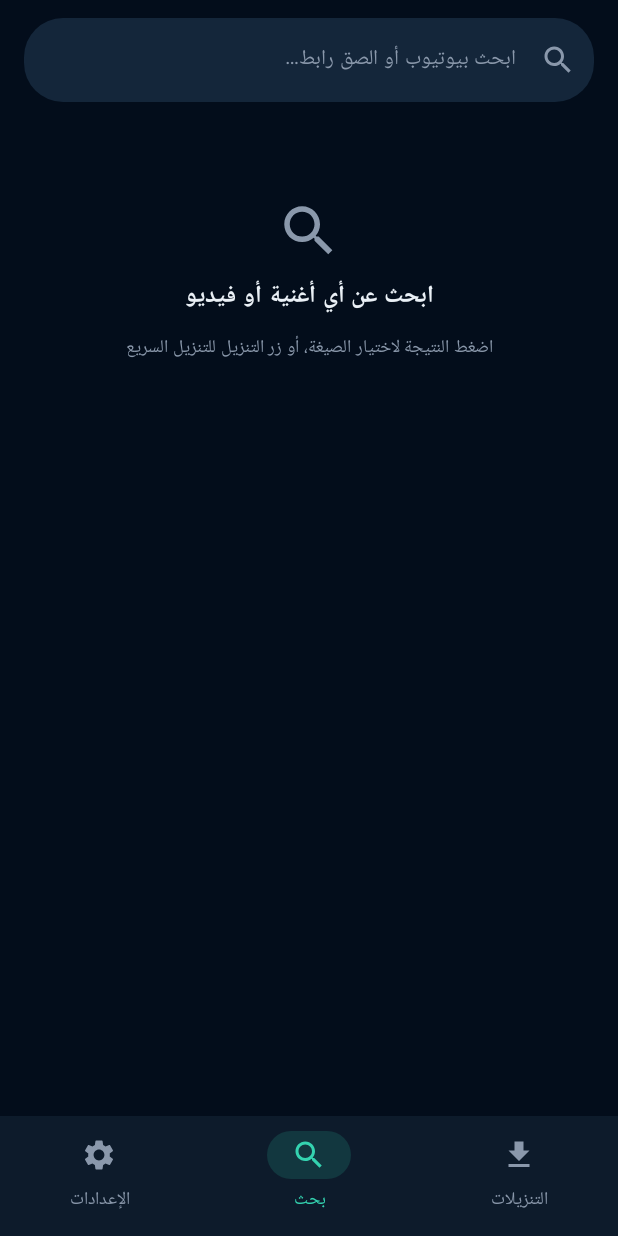
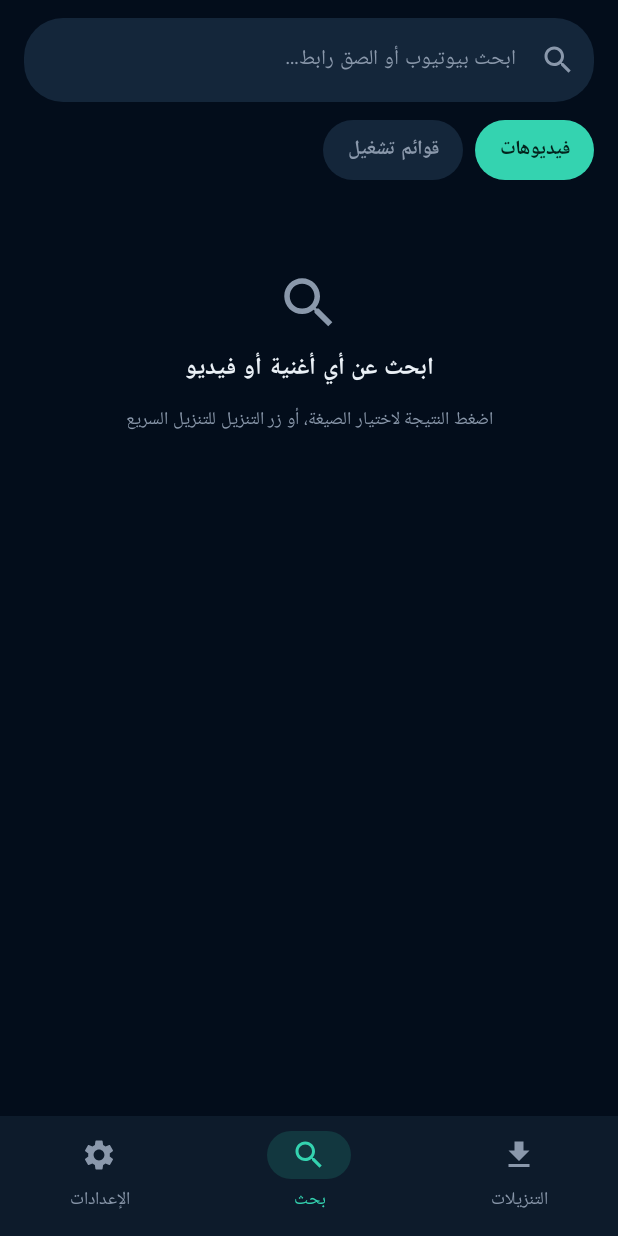
Before and after one commit to amre-dev/Song-dowloder, an Android app built with Jetpack Compose: the screen it shows after launch (MainActivity), item 2 of the bottom bar chosen, on a phone screen of 412 x 824 dp. Run offline under Robolectric (Android 15) with nearby library versions, the phone set to English and light mode, and no system bars; pictures from the network do not load.

Commit message:
Unpack project zip

```diff
--- a/app/build.gradle.kts
+++ b/app/build.gradle.kts
@@ -14,8 +14,8 @@ android {
         applicationId = "com.spiderstudio.songs"
         minSdk = 29
         targetSdk = 34
-        versionCode = 9
-        versionName = "0.7"
+        versionCode = 10
+        versionName = "0.8"
 
         // كود MP3 الأصلي (LAME): نكتفي بمعمارية الموبايلات الحديثة
         ndk { abiFilters += listOf("arm64-v8a", "armeabi-v7a") }
--- a/app/src/main/java/com/spiderstudio/songs/Search.kt
+++ b/app/src/main/java/com/spiderstudio/songs/Search.kt
@@ -24,6 +24,7 @@ import androidx.compose.foundation.text.KeyboardActions
 import androidx.compose.foundation.text.KeyboardOptions
 import androidx.compose.material.icons.Icons
 import androidx.compose.material.icons.filled.Close
+import androidx.compose.material.icons.filled.List
 import androidx.compose.material.icons.filled.Search
 import androidx.compose.material3.CircularProgressIndicator
 import androidx.compose.material3.Icon
@@ -65,6 +66,7 @@ object SearchState {
     var loading by mutableStateOf(false)
     var error by mutableStateOf<String?>(null)
     var searched by mutableStateOf(false)
+    var filter by mutableStateOf("videos")        // videos | playlists
     var hasMore by mutableStateOf(false)
     var history by mutableStateOf<List<String>>(emptyList())
     val results = mutableStateListOf<Engine.SearchHit>()
@@ -97,7 +99,7 @@ object Thumbs {
     }
 }
 
-private fun fmtDur(sec: Long): String =
+internal fun fmtDur(sec: Long): String =
     if (sec < 0) "LIVE"
     else if (sec >= 3600) String.format(java.util.Locale.getDefault(), "%d:%02d:%02d", sec / 3600, (sec % 3600) / 60, sec % 60)
     else String.format(java.util.Locale.getDefault(), "%d:%02d", sec / 60, sec % 60)
@@ -107,7 +109,7 @@ fun SearchScreen(
     onSearch: (String) -> Unit,
     onMore: () -> Unit,
     onOpen: (Engine.SearchHit) -> Unit,
-    onQuick: (Engine.SearchHit) -> Unit,
+    onFilter: (String) -> Unit,
     onClearHistory: () -> Unit,
 ) {
     val focus = LocalFocusManager.current
@@ -142,6 +144,14 @@ fun SearchScreen(
             ),
         )
 
+        Row(
+            Modifier.fillMaxWidth().padding(horizontal = 16.dp).padding(bottom = 8.dp),
+            horizontalArrangement = Arrangement.spacedBy(8.dp),
+        ) {
+            FilterPill("فيديوهات", SearchState.filter == "videos") { onFilter("videos") }
+            FilterPill("قوائم تشغيل", SearchState.filter == "playlists") { onFilter("playlists") }
+        }
+
         LazyColumn(
             modifier = Modifier.fillMaxSize(),
             contentPadding = PaddingValues(horizontal = 16.dp, vertical = 4.dp),
@@ -149,7 +159,7 @@ fun SearchScreen(
         ) {
             when {
                 SearchState.results.isNotEmpty() -> {
-                    items(SearchState.results, key = { it.url }) { hit -> ResultRow(hit, onOpen, onQuick) }
+                    items(SearchState.results, key = { it.url }) { hit -> ResultRow(hit, onOpen) }
                     if (SearchState.hasMore) {
                         item(key = "more") {
                             Box(Modifier.fillMaxWidth().padding(16.dp), contentAlignment = Alignment.Center) {
@@ -206,11 +216,23 @@ fun SearchScreen(
 }
 
 @Composable
-private fun ResultRow(hit: Engine.SearchHit, onOpen: (Engine.SearchHit) -> Unit, onQuick: (Engine.SearchHit) -> Unit) {
+private fun FilterPill(label: String, selected: Boolean, onClick: () -> Unit) {
+    Box(
+        Modifier.clip(RoundedCornerShape(20.dp))
+            .background(if (selected) C.Teal else C.Card2)
+            .clickable(onClick = onClick)
+            .padding(horizontal = 16.dp, vertical = 8.dp),
+    ) {
+        Text(label, color = if (selected) C.OnTeal else C.Muted, fontSize = 13.sp, fontWeight = FontWeight.Bold)
+    }
+}
+
+@Composable
+private fun ResultRow(hit: Engine.SearchHit, onOpen: (Engine.SearchHit) -> Unit) {
     val shape = RoundedCornerShape(16.dp)
     val id = remember(hit.url) { Engine.videoId(hit.url) }
     val bmp by produceState<ImageBitmap?>(initialValue = Thumbs.cached(id), id) {
-        if (value == null) value = withContext(Dispatchers.IO) { Thumbs.fetch(id) }
+        if (!hit.isPlaylist && value == null) value = withContext(Dispatchers.IO) { Thumbs.fetch(id) }
     }
 
     Row(
@@ -220,12 +242,17 @@ private fun ResultRow(hit: Engine.SearchHit, onOpen: (Engine.SearchHit) -> Unit,
     ) {
         Box(Modifier.width(120.dp).height(68.dp).clip(RoundedCornerShape(10.dp)).background(C.Card2)) {
             val b = bmp
-            if (b != null) {
+            if (hit.isPlaylist) {
+                Column(Modifier.align(Alignment.Center), horizontalAlignment = Alignment.CenterHorizontally) {
+                    Icon(Icons.Default.List, contentDescription = null, tint = C.Teal, modifier = Modifier.size(26.dp))
+                    if (hit.count > 0) Text("${hit.count} أغنية", color = C.Muted, fontSize = 11.sp)
+                }
+            } else if (b != null) {
                 Image(bitmap = b, contentDescription = null, contentScale = ContentScale.Crop, modifier = Modifier.fillMaxSize())
             } else {
                 Icon(AppIcons.MusicNote, contentDescription = null, tint = C.Muted, modifier = Modifier.align(Alignment.Center).size(24.dp))
             }
-            if (hit.durationSec != 0L) {
+            if (!hit.isPlaylist && hit.durationSec != 0L) {
                 Text(
                     fmtDur(hit.durationSec), color = Color.White, fontSize = 10.sp, fontWeight = FontWeight.Bold,
                     modifier = Modifier.align(Alignment.BottomEnd).padding(4.dp)
@@ -240,8 +267,6 @@ private fun ResultRow(hit: Engine.SearchHit, onOpen: (Engine.SearchHit) -> Unit,
                 Text(hit.channel, color = C.Teal, fontSize = 12.sp, maxLines = 1, overflow = TextOverflow.Ellipsis)
             }
         }
-        IconButton(onClick = { onQuick(hit) }, modifier = Modifier.size(40.dp)) {
-            Icon(AppIcons.Download, contentDescription = "تنزيل سريع", tint = C.Teal)
-        }
+        Icon(AppIcons.Download, contentDescription = null, tint = C.Teal, modifier = Modifier.padding(horizontal = 8.dp).size(20.dp))
     }
 }
--- a/app/src/main/java/com/spiderstudio/songs/Store.kt
+++ b/app/src/main/java/com/spiderstudio/songs/Store.kt
@@ -38,6 +38,10 @@ object Store {
 
     fun clearSearch(c: Context) = p(c).edit().remove("search_history").apply()
 
+    /** آخر صيغة اختارها المستخدم بشاشة اختيار أغاني القائمة. */
+    fun lastFmt(c: Context): String = p(c).getString("last_fmt", "m4a") ?: "m4a"
+    fun setLastFmt(c: Context, v: String) = p(c).edit().putString("last_fmt", v).apply()
+
     fun isDone(c: Context, id: String): Boolean =
         p(c).getStringSet("done", emptySet())?.contains(id) == true
 
--- a/app/src/main/java/com/spiderstudio/songs/Ui.kt
+++ b/app/src/main/java/com/spiderstudio/songs/Ui.kt
@@ -62,6 +62,7 @@ import androidx.compose.runtime.Composable
 import androidx.compose.runtime.CompositionLocalProvider
 import androidx.compose.runtime.getValue
 import androidx.compose.runtime.mutableIntStateOf
+import androidx.compose.runtime.mutableStateListOf
 import androidx.compose.runtime.mutableStateOf
 import androidx.compose.runtime.remember
 import androidx.compose.runtime.saveable.rememberSaveable
@@ -97,19 +98,25 @@ object UiState {
     var sheetOpen by mutableStateOf(false)
     var sheetError by mutableStateOf<String?>(null)
     var analysis by mutableStateOf<Engine.Analysis?>(null)
+
+    // ورقة اختيار أغاني قائمة تشغيل
+    var playlistOpen by mutableStateOf(false)
+    var playlistError by mutableStateOf<String?>(null)
+    var playlist by mutableStateOf<Engine.PlaylistDetails?>(null)
+    val selected = mutableStateListOf<String>()
 }
 
 @Composable
 fun AppRoot(
-    onAdd: () -> Unit,
     onOptions: () -> Unit,
     onPick: (String) -> Unit,
+    onPickPlaylist: (String) -> Unit,
     onPaste: () -> Unit,
     onOpen: (Queue.Task) -> Unit,
     onSearch: (String) -> Unit,
+    onFilter: (String) -> Unit,
     onMoreResults: () -> Unit,
     onHitOpen: (Engine.SearchHit) -> Unit,
-    onHitQuick: (Engine.SearchHit) -> Unit,
     onClearSearch: () -> Unit,
 ) {
     // الواجهة عربية: نفرض RTL بغض النظر عن لغة الجهاز
@@ -121,13 +128,14 @@ fun AppRoot(
         ) { pad ->
             Box(Modifier.padding(pad).fillMaxSize()) {
                 when (tab) {
-                    0 -> HomeScreen(onAdd, onOptions, onPaste, onOpen)
-                    1 -> SearchScreen(onSearch, onMoreResults, onHitOpen, onHitQuick, onClearSearch)
+                    0 -> HomeScreen(onOptions, onPaste, onOpen)
+                    1 -> SearchScreen(onSearch, onMoreResults, onHitOpen, onFilter, onClearSearch)
                     else -> SettingsScreen()
                 }
             }
         }
         if (UiState.sheetOpen) OptionsSheet(onPick)
+        if (UiState.playlistOpen) PlaylistSheet(onPickPlaylist)
     }
 }
 
@@ -162,7 +170,7 @@ private fun BottomBar(tab: Int, onTab: (Int) -> Unit) {
 // ======================= الشاشة الرئيسية =======================
 
 @Composable
-private fun HomeScreen(onAdd: () -> Unit, onOptions: () -> Unit, onPaste: () -> Unit, onOpen: (Queue.Task) -> Unit) {
+private fun HomeScreen(onOptions: () -> Unit, onPaste: () -> Unit, onOpen: (Queue.Task) -> Unit) {
     val sorted = Queue.tasks.sortedWith(compareByDescending<Queue.Task> { it.batch }.thenBy { it.id })
 
     LazyColumn(
@@ -171,7 +179,7 @@ private fun HomeScreen(onAdd: () -> Unit, onOptions: () -> Unit, onPaste: () ->
         verticalArrangement = Arrangement.spacedBy(10.dp),
     ) {
         item { Header() }
-        item { LinkCard(onAdd, onOptions, onPaste) }
+        item { LinkCard(onOptions, onPaste) }
         item { SectionHeader() }
         if (sorted.isEmpty()) {
             item { EmptyState() }
@@ -200,7 +208,7 @@ private fun Header() {
 }
 
 @Composable
-private fun LinkCard(onAdd: () -> Unit, onOptions: () -> Unit, onPaste: () -> Unit) {
+private fun LinkCard(onOptions: () -> Unit, onPaste: () -> Unit) {
     val shape = RoundedCornerShape(22.dp)
     Column(
         Modifier.fillMaxWidth().clip(shape).background(C.Card).border(1.dp, C.Border, shape).padding(14.dp),
@@ -225,7 +233,7 @@ private fun LinkCard(onAdd: () -> Unit, onOptions: () -> Unit, onPaste: () -> Un
                 }
             },
             keyboardOptions = KeyboardOptions(keyboardType = KeyboardType.Uri, imeAction = ImeAction.Go),
-            keyboardActions = KeyboardActions(onGo = { onAdd() }),
+            keyboardActions = KeyboardActions(onGo = { onOptions() }),
             colors = TextFieldDefaults.colors(
                 focusedContainerColor = C.Card2,
                 unfocusedContainerColor = C.Card2,
@@ -234,13 +242,11 @@ private fun LinkCard(onAdd: () -> Unit, onOptions: () -> Unit, onPaste: () -> Un
                 cursorColor = C.Teal,
             ),
         )
-        Row(Modifier.fillMaxWidth(), horizontalArrangement = Arrangement.spacedBy(10.dp)) {
         Button(
-                onClick = onAdd,
+            onClick = onOptions,
             enabled = UiState.url.isNotBlank(),
-                modifier = Modifier.weight(1f).height(52.dp),
+            modifier = Modifier.fillMaxWidth().height(52.dp),
             shape = RoundedCornerShape(26.dp),
-                contentPadding = PaddingValues(horizontal = 12.dp),
             colors = ButtonDefaults.buttonColors(
                 containerColor = C.Teal,
                 contentColor = C.OnTeal,
@@ -249,22 +255,8 @@ private fun LinkCard(onAdd: () -> Unit, onOptions: () -> Unit, onPaste: () -> Un
             ),
         ) {
             Icon(AppIcons.Download, contentDescription = null, modifier = Modifier.size(20.dp))
-                Spacer(Modifier.width(6.dp))
-                Text("تنزيل صوت", fontWeight = FontWeight.Bold, fontSize = 14.sp)
-            }
-            OutlinedButton(
-                onClick = onOptions,
-                enabled = UiState.url.isNotBlank(),
-                modifier = Modifier.weight(1f).height(52.dp),
-                shape = RoundedCornerShape(26.dp),
-                contentPadding = PaddingValues(horizontal = 12.dp),
-                border = BorderStroke(1.dp, if (UiState.url.isNotBlank()) C.Teal else C.Border),
-                colors = ButtonDefaults.outlinedButtonColors(contentColor = C.Teal, disabledContentColor = C.Muted),
-            ) {
-                Icon(AppIcons.Video, contentDescription = null, modifier = Modifier.size(20.dp))
-                Spacer(Modifier.width(6.dp))
-                Text("فيديو وخيارات", fontWeight = FontWeight.Bold, fontSize = 14.sp)
-            }
+            Spacer(Modifier.width(8.dp))
+            Text("تنزيل", fontWeight = FontWeight.Bold, fontSize = 16.sp)
         }
         if (UiState.status.isNotEmpty()) {
             Text(
@@ -449,8 +441,6 @@ private fun SettingsScreen() {
     var parallel by remember { mutableIntStateOf(Store.parallel(ctx)) }
     var skip by remember { mutableStateOf(Store.skipDupes(ctx)) }
     var tags by remember { mutableStateOf(Store.tags(ctx)) }
-    var shareOpts by remember { mutableStateOf(Store.shareOptions(ctx)) }
-    var quickFmt by remember { mutableStateOf(Store.quickFmt(ctx)) }
     var confirmClear by remember { mutableStateOf(false) }
 
     Column(
@@ -471,20 +461,6 @@ private fun SettingsScreen() {
                 Segmented(listOf("1", "2", "3"), parallel - 1) {
                     parallel = it + 1
                     Store.setParallel(ctx, parallel)
-                }
-            }
-            HorizontalDivider(color = C.Border)
-            SettingRow("صيغة التنزيل السريع", "زر \"تنزيل صوت\" ومشاركة الرابط المباشرة") {
-                Segmented(listOf("m4a", "mp3"), if (quickFmt == "mp3") 1 else 0) {
-                    quickFmt = if (it == 1) "mp3" else "m4a"
-                    Store.setQuickFmt(ctx, quickFmt)
-                }
-            }
-            HorizontalDivider(color = C.Border)
-            SettingRow("عند مشاركة رابط يوتيوب", "تنزيل صوت مباشرة، أو فتح ورقة الصيغ والدقات") {
-                Segmented(listOf("مباشر", "خيارات"), if (shareOpts) 1 else 0) {
-                    shareOpts = it == 1
-                    Store.setShareOptions(ctx, shareOpts)
                 }
             }
         }
```
Also changed, not shown: app/src/main/java/com/spiderstudio/songs/Engine.kt (+35 -5 lines), app/src/main/java/com/spiderstudio/songs/MainActivity.kt (+45 -29 lines), app/src/main/java/com/spiderstudio/songs/Playlist.kt (added, +216 -0 lines), 1 other file. Lines whose indentation alone changed are shown as unchanged.
